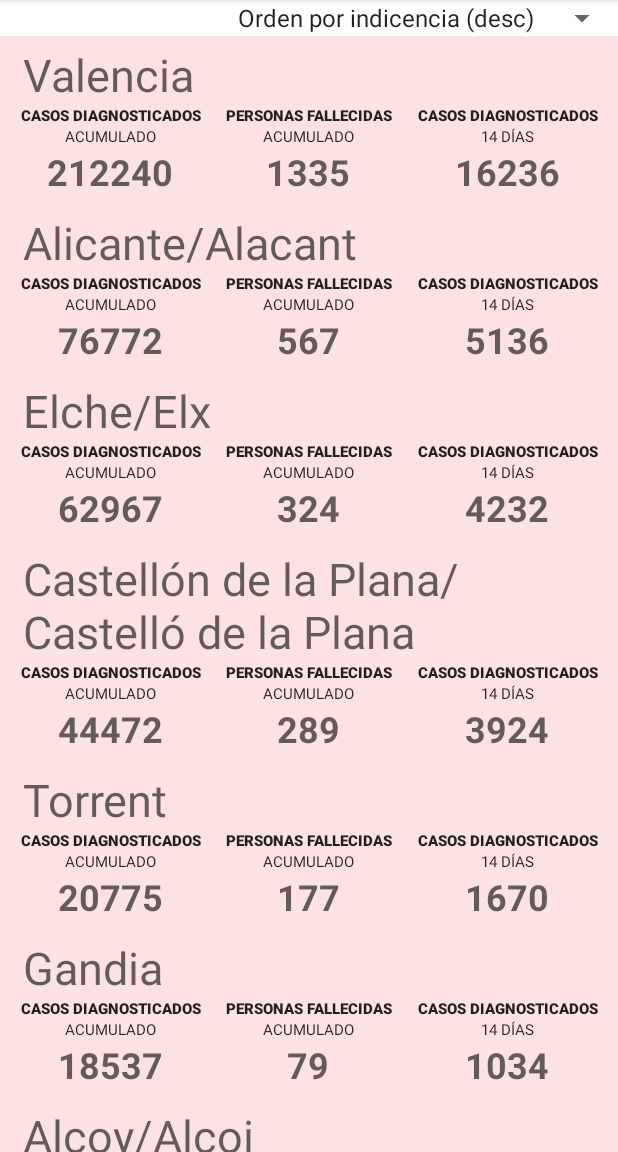
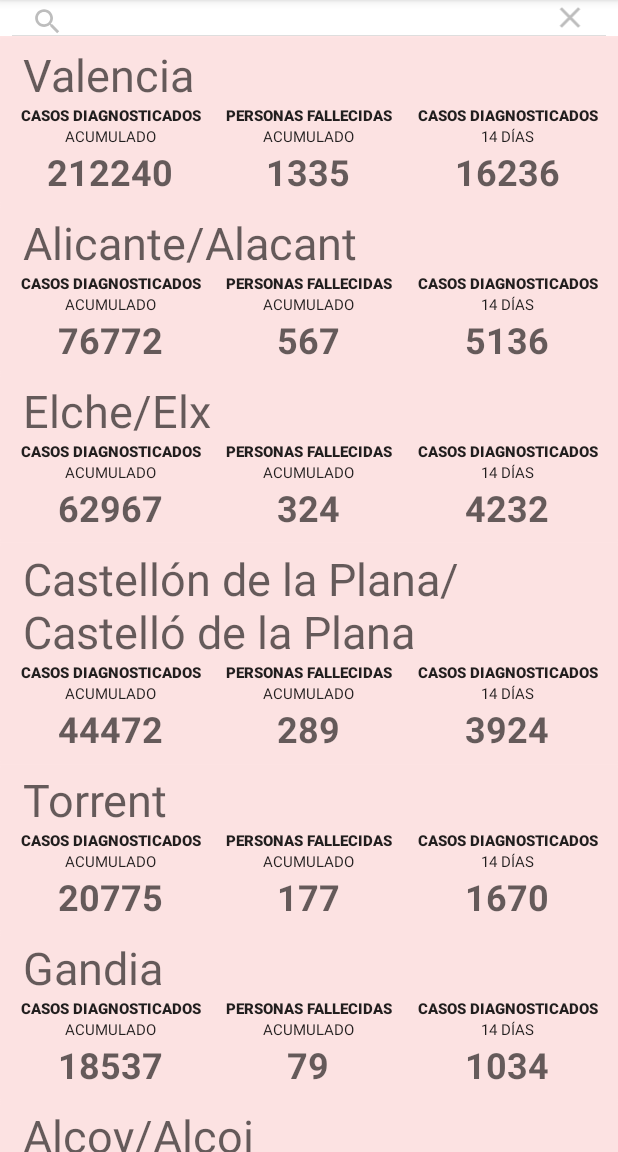
Before and after one commit to esparig/ADM-Covid19CV, an Android app: the screen it shows after launch (MunicipalitiesActivity), in the options menu, after a tap on "Ir al Portal COVID-19 GVA...", on a phone screen of 412 x 824 dp, the part 84-1236 px from its top. Run offline under Robolectric (Android 15) with nearby library versions, the phone set to English and light mode, and no system bars.

Commit message:
Added optional functionality: * Added search bar to filter municipalities by name.

```diff
--- a/app/src/main/java/parcero/uv/es/MunicipalitiesActivity.java
+++ b/app/src/main/java/parcero/uv/es/MunicipalitiesActivity.java
@@ -1,35 +1,37 @@
 package parcero.uv.es;
 
+import android.app.SearchManager;
+import android.content.Context;
 import android.content.Intent;
 import android.net.Uri;
 import android.os.Bundle;
+import android.util.Log;
 import android.view.Menu;
 import android.view.MenuInflater;
 import android.view.MenuItem;
 import android.view.View;
+import android.widget.AdapterView;
+import android.widget.ArrayAdapter;
+import android.widget.SearchView;
+import android.widget.Spinner;
 
 import androidx.appcompat.app.AppCompatActivity;
 import androidx.recyclerview.widget.LinearLayoutManager;
 import androidx.recyclerview.widget.RecyclerView;
 
-
-import android.util.Log;
-import android.widget.AdapterView;
-import android.widget.ArrayAdapter;
-import android.widget.Spinner;
-
+import java.io.Serializable;
 import java.util.Collections;
-import java.io.Serializable;
 
 
 public class MunicipalitiesActivity extends AppCompatActivity implements MunicipalitiesAdapter.ItemClickListener {
     MunicipalitiesAdapter adapter;
+    MunicipalitiesAdapter municipalitiesAdapter;
+    String defaultValue = "Orden por indicencia (desc)";
     private RecyclerView recyclerView;
     private RecyclerView.LayoutManager layoutManager;
-    MunicipalitiesAdapter municipalitiesAdapter;
-
+    private SearchManager searchManager;
+    private SearchView searchView;
     private Spinner spinnerOrdering;
-    String defaultValue = "Orden por indicencia (desc)";
     private ArrayAdapter<CharSequence> spinnerAdapter;
 
     @Override
@@ -66,6 +68,29 @@ public class MunicipalitiesActivity extends AppCompatActivity implements Municip
         recyclerView.setHasFixedSize(true);
         layoutManager = new LinearLayoutManager(this);
         recyclerView.setLayoutManager(layoutManager);
+
+        //Set up the Search bar
+        searchManager = (SearchManager) getSystemService(Context.SEARCH_SERVICE);
+        searchView = (SearchView) findViewById(R.id.filter_search);
+        searchView.setSearchableInfo(searchManager.getSearchableInfo(getComponentName()));
+        searchView.setMaxWidth(Integer.MAX_VALUE);
+        // listening to search query text change
+        searchView.setOnQueryTextListener(new SearchView.OnQueryTextListener() {
+            @Override
+            public boolean onQueryTextSubmit(String query) {
+                // filter recycler view when query submitted
+                municipalitiesAdapter.getFilter().filter(query);
+                Log.v("onQueryTextSubmit: ", query);
+                return false;
+            }
+
+            @Override
+            public boolean onQueryTextChange(String query) {
+                // filter recycler view when text is changed
+                municipalitiesAdapter.getFilter().filter(query);
+                return false;
+            }
+        });
 
         //Set up the Spinner
         spinnerOrdering = findViewById(R.id.spinner_ordering);
--- a/app/src/main/java/parcero/uv/es/MunicipalitiesAdapter.java
+++ b/app/src/main/java/parcero/uv/es/MunicipalitiesAdapter.java
@@ -1,10 +1,12 @@
 package parcero.uv.es;
 
 import android.content.Context;
-import android.graphics.Color;
+import android.util.Log;
 import android.view.LayoutInflater;
 import android.view.View;
 import android.view.ViewGroup;
+import android.widget.Filter;
+import android.widget.Filterable;
 import android.widget.TextView;
 
 import androidx.annotation.NonNull;
@@ -17,20 +19,20 @@ import org.json.JSONObject;
 
 import java.util.ArrayList;
 import java.util.Collections;
-import java.util.Comparator;
 
-public class MunicipalitiesAdapter extends RecyclerView.Adapter<MunicipalitiesAdapter.ViewHolder> {
+public class MunicipalitiesAdapter extends RecyclerView.Adapter<MunicipalitiesAdapter.ViewHolder> implements Filterable {
+    private static ItemClickListener itemClickListener;
     Context context;
     private ArrayList<Municipality> municipalities; //data to visualize
-    private static ItemClickListener itemClickListener;
-
-    public ArrayList<Municipality> getMunicipalities() {
-        return municipalities;
-    }
+    private ArrayList<Municipality> municipalities_filtered;
 
     public MunicipalitiesAdapter(Context c) {
         context = c;
         Init();
+    }
+
+    public ArrayList<Municipality> getMunicipalities() {
+        return municipalities;
     }
 
     public void Init() {
@@ -53,9 +55,7 @@ public class MunicipalitiesAdapter extends RecyclerView.Adapter<MunicipalitiesAd
                         records.getJSONObject(i).getString("Taxa de defunció")));
             }
             Collections.sort(municipalities);
-            for (int i = 0; i < 10; i++) {
-                System.out.println(municipalities.get(i).toString());
-            }
+            municipalities_filtered = municipalities; //copy??
         } catch (JSONException e) {
             e.printStackTrace();
         }
@@ -75,12 +75,12 @@ public class MunicipalitiesAdapter extends RecyclerView.Adapter<MunicipalitiesAd
     public void onBindViewHolder(@NonNull ViewHolder holder, int position) {
         // Get element from your dataset at this position and replace the
         // contents of the view with that element
-        float incidence = Float.parseFloat(municipalities.get(position).getCumulativePCR14().replace(',', '.'));
+        float incidence = Float.parseFloat(municipalities_filtered.get(position).getCumulativePCR14().replace(',', '.'));
         holder.getCard().setBackgroundColor(getColorFromIncidence(incidence));
-        holder.getMunicipality().setText(String.valueOf(municipalities.get(position).getNameMunicipality()));
-        holder.getCases().setText(String.valueOf(municipalities.get(position).getNumPCR()));
-        holder.getDeaths().setText(String.valueOf(municipalities.get(position).getDeaths()));
-        holder.getCases_14().setText(String.valueOf(municipalities.get(position).getNumPCR14()));
+        holder.getMunicipality().setText(String.valueOf(municipalities_filtered.get(position).getNameMunicipality()));
+        holder.getCases().setText(String.valueOf(municipalities_filtered.get(position).getNumPCR()));
+        holder.getDeaths().setText(String.valueOf(municipalities_filtered.get(position).getDeaths()));
+        holder.getCases_14().setText(String.valueOf(municipalities_filtered.get(position).getNumPCR14()));
 
     }
 
@@ -88,12 +88,10 @@ public class MunicipalitiesAdapter extends RecyclerView.Adapter<MunicipalitiesAd
         int bkg;
         if (incidence < 300.0) {
             bkg = context.getResources().getColor(R.color.riesgo_bajo);
-        }
-        else {
+        } else {
             if (incidence < 500.0) {
                 bkg = context.getResources().getColor(R.color.riesgo_medio);
-            }
-            else {
+            } else {
                 bkg = context.getResources().getColor(R.color.riesgo_alto);
             }
         }
@@ -102,16 +100,48 @@ public class MunicipalitiesAdapter extends RecyclerView.Adapter<MunicipalitiesAd
 
     @Override
     public int getItemCount() {
-        return municipalities.size();
+        return municipalities_filtered.size();
+    }
+
+    @Override
+    public Filter getFilter() {
+        return new Filter() {
+            @Override
+            protected FilterResults performFiltering(CharSequence charSequence) {
+                String charString = charSequence.toString();
+
+                if (charString.isEmpty()) {
+                    municipalities_filtered = municipalities;
+                } else {
+                    Log.v("performFiltering: ", charSequence.toString());
+                    ArrayList<Municipality> filteredList = new ArrayList<>();
+                    for (Municipality row : municipalities) {
+                        if (row.getNameMunicipality().toLowerCase().contains(charString.toLowerCase())) {
+                            filteredList.add(row);
+                        }
+                    }
+                    municipalities_filtered = filteredList;
+                }
+                FilterResults filterResults = new FilterResults();
+                filterResults.values = municipalities_filtered;
+                return filterResults;
+            }
+
+            @Override
+            protected void publishResults(CharSequence charSequence, FilterResults filterResults) {
+                municipalities_filtered = (ArrayList<Municipality>) filterResults.values;
+                notifyDataSetChanged();
+            }
+        };
+    }
+
+    void setClickListener(ItemClickListener itemClickListener) {
+        this.itemClickListener = itemClickListener;
     }
 
     public interface ItemClickListener {
         void onMunicipalityClick(View view, int position);
         //void onMunicipalityClick(View view);
-    }
-
-    void setClickListener(ItemClickListener itemClickListener) {
-        this.itemClickListener = itemClickListener;
     }
 
     /**
--- a/app/src/main/res/layout/activity_municipalities.xml
+++ b/app/src/main/res/layout/activity_municipalities.xml
@@ -9,21 +9,40 @@
     <LinearLayout
         android:layout_width="match_parent"
         android:layout_height="match_parent"
-        android:gravity="right"
+        android:gravity="right|end"
         android:orientation="vertical">
+
+        <LinearLayout
+            android:layout_width="wrap_content"
+            android:layout_height="wrap_content"
+            android:orientation="horizontal">
+
+            <SearchView
+                android:id="@+id/filter_search"
+                android:layout_width="wrap_content"
+                android:layout_height="match_parent"
+                />
 
             <Spinner
                 android:id="@+id/spinner_ordering"
                 android:layout_width="wrap_content"
                 android:layout_height="wrap_content"
+                android:contentDescription="Ordena..."
                 android:dropDownWidth="wrap_content"
                 android:gravity="right" />
+        </LinearLayout>
+
+        <LinearLayout
+            android:layout_width="match_parent"
+            android:layout_height="wrap_content"
+            android:orientation="horizontal">
 
             <androidx.recyclerview.widget.RecyclerView
                 android:id="@+id/recycler_view"
                 android:layout_width="match_parent"
                 android:layout_height="match_parent"
                 android:scrollbars="vertical" />
+        </LinearLayout>
 
     </LinearLayout>
 
```
Lines whose indentation alone changed are shown as unchanged.
